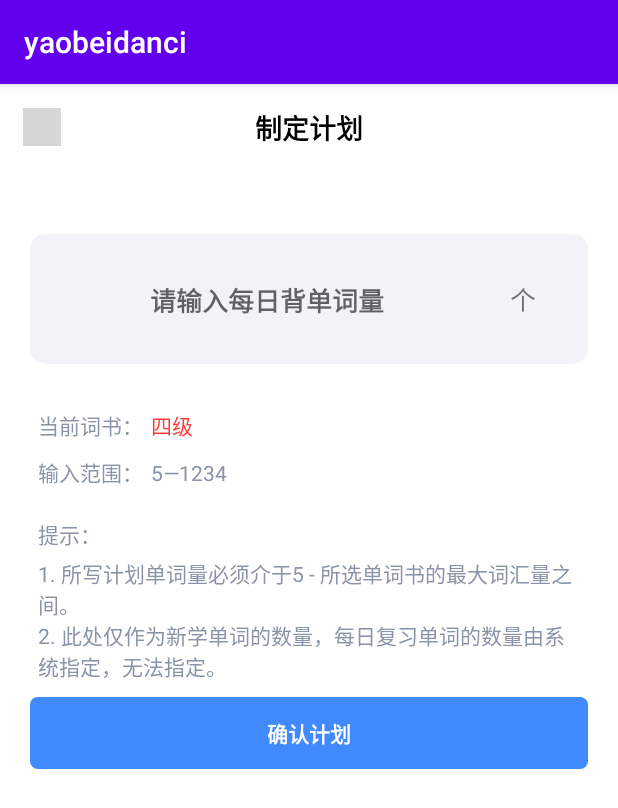
After one commit to Yaobeidanci/yaobeidanci, an Android app: the SetNumActivity screen opened directly, with no data from a screen before it, on a phone screen of 412 x 824 dp. The commit adds this screen. Shown: the top 808 px of the screen. Run offline under Robolectric (Android 15) with nearby library versions, the phone set to English and light mode, and no system bars; grey boxes are pictures that could not be loaded.

Commit message:
加入选择背诵单词数量界面

```diff
--- a/app/src/main/java/yaobeidanci/view/book/BookListAdapter.java
+++ b/app/src/main/java/yaobeidanci/view/book/BookListAdapter.java
@@ -62,28 +62,28 @@ public class BookListAdapter extends RecyclerView.Adapter<BookListAdapter.MyView
 //                    intent.setFlags(Intent.FLAG_ACTIVITY_NEW_TASK);
 //                    MainActivity.getContext().startActivity(intent);
 //                }
-                JSONObject object = new JSONObject();
-                try {
-                    object.put("uid", "266c0c9fc2446658333fb249d10e3cdf");
-                    object.put("book_id", itemWordBook.getBookId());
-                    object.put("num_daily", 50);
-                } catch (JSONException e) {
-                    e.printStackTrace();
-                }
-
-                MyUtil.httpGet(MyUtil.BASE_URL + "/api/setSchedule", object, new MyUtil.MyCallback() {
-                    @Override
-                    public void onSuccess(Object result) {
-                        String res = (String) result;
-                        Toast.makeText(MainActivity.getContext(),res,Toast.LENGTH_SHORT).show();
-                    }
-
-                    @Override
-                    public void onError(Object result) {
-
-                    }
-                }, true);
-                Intent intent = new Intent(MainActivity.getContext(), StudyPlan.class);
+//                JSONObject object = new JSONObject();
+//                try {
+//                    object.put("uid", "266c0c9fc2446658333fb249d10e3cdf");
+//                    object.put("book_id", itemWordBook.getBookId());
+//                    object.put("num_daily", 50);
+//                } catch (JSONException e) {
+//                    e.printStackTrace();
+//                }
+//
+//                MyUtil.httpGet(MyUtil.BASE_URL + "/api/setSchedule", object, new MyUtil.MyCallback() {
+//                    @Override
+//                    public void onSuccess(Object result) {
+//                        String res = (String) result;
+//                        Toast.makeText(MainActivity.getContext(),res,Toast.LENGTH_SHORT).show();
+//                    }
+//
+//                    @Override
+//                    public void onError(Object result) {
+//
+//                    }
+//                }, true);
+                Intent intent = new Intent(MainActivity.getContext(), SetNumActivity.class);
                 intent.putExtra("bookname",itemWordBook.getBookName());
                 intent.putExtra("bookid",itemWordBook.getBookId());
                 intent.setFlags(Intent.FLAG_ACTIVITY_NEW_TASK);
--- /dev/null
+++ b/app/src/main/java/yaobeidanci/view/book/SetNumActivity.java
@@ -0,0 +1,63 @@
+package yaobeidanci.view.book;
+
+import androidx.appcompat.app.AppCompatActivity;
+
+import android.content.Intent;
+import android.os.Bundle;
+import android.view.View;
+import android.widget.EditText;
+import android.widget.TextView;
+import android.widget.Toast;
+
+import org.json.JSONException;
+import org.json.JSONObject;
+
+import yaobeidanci.MyUtil;
+import yaobeidanci.view.MainActivity;
+import yaobeidanci.view.R;
+
+public class SetNumActivity extends AppCompatActivity {
+    public static String bookid;//当前书籍id
+    public static int inputcnt;//当前选择要背的单词数
+    EditText inputnum;
+    @Override
+    protected void onCreate(Bundle savedInstanceState) {
+        super.onCreate(savedInstanceState);
+        setContentView(R.layout.activity_set_num);
+        Intent intent=getIntent();
+        TextView totalcnt=(TextView)findViewById(R.id.text_max_word_num);
+        TextView nowbook=(TextView)findViewById(R.id.now_book_chosen);
+        inputnum=(EditText)findViewById(R.id.edit_word_num);
+        if(intent.getStringExtra("bookid")!=null){
+            bookid=intent.getStringExtra("bookid");
+            totalcnt.setText(ConstantConfig.wordTotalNumberById(bookid)+"");
+            nowbook.setText(intent.getStringExtra("bookname"));
+        }
+    }
+    public void getNumber(View view){
+        inputcnt=Integer.parseInt(inputnum.getText().toString());//获取输入的要背的单词数
+        JSONObject object = new JSONObject();
+        try {
+            object.put("uid", "266c0c9fc2446658333fb249d10e3cdf");
+            object.put("book_id", bookid);
+            object.put("num_daily", inputcnt);
+        } catch (JSONException e) {
+            e.printStackTrace();
+        }
+
+        MyUtil.httpGet(MyUtil.BASE_URL + "/api/setSchedule", object, new MyUtil.MyCallback() {
+            @Override
+            public void onSuccess(Object result) {
+                String res = (String) result;
+                //Toast.makeText(MainActivity.getContext(),res,Toast.LENGTH_SHORT).show();
+            }
+
+            @Override
+            public void onError(Object result) {
+
+            }
+        }, true);
+        Intent intent=new Intent(SetNumActivity.this,StudyPlan.class);
+        startActivity(intent);
+    }
+}
--- a/app/src/main/java/yaobeidanci/view/book/StudyPlan.java
+++ b/app/src/main/java/yaobeidanci/view/book/StudyPlan.java
@@ -14,13 +14,13 @@ import yaobeidanci.view.dashboard.calender.CalenderActivity;
 import yaobeidanci.view.dashboard.overview.OverviewActivity;
 
 public class StudyPlan extends AppCompatActivity {
-    public static String bookid;//当前书籍id
 
     @Override
     protected void onCreate(Bundle savedInstanceState) {
         super.onCreate(savedInstanceState);
         setContentView(R.layout.layout_book_study_plan);
         Intent intent=getIntent();
+        TextView dailyplan=(TextView)findViewById(R.id.daily_num);
         TextView bookname=(TextView)findViewById(R.id.text_plan_name);
         TextView totalcount=(TextView)findViewById(R.id.total_count);
         TextView nowcount=(TextView)findViewById(R.id.now_count);
@@ -29,16 +29,16 @@ public class StudyPlan extends AppCompatActivity {
         TextView alreadystudy=(TextView)findViewById(R.id.already_study_count);
         TextView totaltime=(TextView)findViewById(R.id.total_study_time);
         ImageView img=(ImageView)findViewById(R.id.img_plan_book);
-        if(intent.getStringExtra("bookid")!=null){
-            bookid=intent.getStringExtra("bookid");
-            bookname.setText(intent.getStringExtra("bookname"));
-            totalcount.setText(ConstantConfig.wordTotalNumberById(bookid)+"词");
+        if(SetNumActivity.bookid!=null){
+            bookname.setText(ConstantConfig.bookNameById(SetNumActivity.bookid));
+            dailyplan.setText(SetNumActivity.inputcnt+"词");
+            totalcount.setText(ConstantConfig.wordTotalNumberById(SetNumActivity.bookid)+"词");
             nowcount.setText("已完成：0/");
             todaystudy.setText("0词");
             todaytime.setText("0分钟");
             alreadystudy.setText("0词");
             totaltime.setText("0分钟");
-            img.setImageResource(ConstantConfig.bookPicById(bookid));
+            img.setImageResource(ConstantConfig.bookPicById(SetNumActivity.bookid));
         }
     }
     public void changeBook(View view) {
--- /dev/null
+++ b/app/src/main/res/layout/activity_set_num.xml
@@ -0,0 +1,177 @@
+<?xml version="1.0" encoding="utf-8"?>
+<RelativeLayout xmlns:android="http://schemas.android.com/apk/res/android"
+    xmlns:app="http://schemas.android.com/apk/res-auto"
+    xmlns:tools="http://schemas.android.com/tools"
+    android:layout_width="match_parent"
+    android:layout_height="match_parent"
+    android:background="@color/colorBgWhite"
+    tools:context=".book.SetNumActivity">
+
+    <RelativeLayout
+        android:layout_width="match_parent"
+        android:layout_height="wrap_content"
+        android:padding="15dp">
+
+        <ImageView
+            android:layout_width="25dp"
+            android:layout_height="25dp"
+            android:layout_centerVertical="true"
+            android:src="@drawable/icon_left_black" />
+
+        <TextView
+            android:layout_width="wrap_content"
+            android:layout_height="wrap_content"
+            android:layout_centerInParent="true"
+            android:text="制定计划"
+            android:textColor="@color/colorBlack"
+            android:textSize="18sp"
+            android:textStyle="bold" />
+
+    </RelativeLayout>
+
+    <LinearLayout
+        android:layout_width="match_parent"
+        android:layout_height="wrap_content"
+        android:layout_marginStart="20dp"
+        android:layout_marginTop="100dp"
+        android:layout_marginEnd="20dp"
+        android:orientation="vertical">
+
+        <androidx.cardview.widget.CardView
+            android:layout_width="match_parent"
+            android:layout_height="wrap_content"
+            app:cardBackgroundColor="@color/colorLightWhite"
+            app:cardCornerRadius="10dp"
+            app:cardElevation="0dp">
+
+            <LinearLayout
+                android:layout_width="match_parent"
+                android:layout_height="wrap_content"
+                android:orientation="horizontal"
+                android:paddingStart="20dp"
+                android:paddingTop="30dp"
+                android:paddingEnd="20dp"
+                android:paddingBottom="30dp">
+
+                <EditText
+                    android:id="@+id/edit_word_num"
+                    android:layout_width="0dp"
+                    android:layout_height="wrap_content"
+                    android:layout_marginEnd="10dp"
+                    android:layout_marginRight="10dp"
+                    android:layout_weight="6"
+                    android:background="@null"
+                    android:gravity="center"
+                    android:hint="请输入每日背单词量"
+                    android:inputType="number"
+                    android:textSize="17sp"
+                    android:textStyle="bold" />
+
+                <TextView
+                    android:layout_width="0dp"
+                    android:layout_height="wrap_content"
+                    android:layout_weight="1"
+                    android:gravity="center"
+                    android:text="个"
+                    android:textSize="17sp" />
+
+            </LinearLayout>
+
+        </androidx.cardview.widget.CardView>
+
+        <LinearLayout
+            android:layout_width="match_parent"
+            android:layout_height="wrap_content"
+            android:layout_marginStart="5dp"
+            android:layout_marginTop="30dp"
+            android:orientation="horizontal"
+            android:layout_marginLeft="5dp">
+
+            <TextView
+                android:layout_width="wrap_content"
+                android:layout_height="wrap_content"
+                android:text="当前词书："
+                android:textColor="@color/colorLightGrey" />
+
+            <TextView
+                android:id="@+id/now_book_chosen"
+                android:layout_width="wrap_content"
+                android:layout_height="wrap_content"
+                android:layout_marginStart="5dp"
+                android:layout_marginLeft="5dp"
+                android:text="四级"
+                android:textColor="@color/colorLightRed" />
+
+        </LinearLayout>
+
+        <LinearLayout
+            android:layout_width="match_parent"
+            android:layout_height="wrap_content"
+            android:layout_marginStart="5dp"
+            android:layout_marginTop="10dp"
+            android:orientation="horizontal"
+            android:layout_marginLeft="5dp">
+
+            <TextView
+                android:layout_width="wrap_content"
+                android:layout_height="wrap_content"
+                android:text="输入范围："
+                android:textColor="@color/colorLightGrey" />
+
+            <TextView
+                android:layout_width="wrap_content"
+                android:layout_height="wrap_content"
+                android:layout_marginStart="5dp"
+                android:text="5—"
+                android:textColor="@color/colorLightGrey"
+                android:layout_marginLeft="5dp" />
+
+            <TextView
+                android:id="@+id/text_max_word_num"
+                android:layout_width="wrap_content"
+                android:layout_height="wrap_content"
+                android:text="1234"
+                android:textColor="@color/colorLightGrey" />
+
+        </LinearLayout>
+
+        <TextView
+            android:layout_width="wrap_content"
+            android:layout_height="wrap_content"
+            android:layout_marginStart="5dp"
+            android:layout_marginTop="20dp"
+            android:text="提示："
+            android:textColor="@color/colorLightGrey"
+            android:layout_marginLeft="5dp" />
+
+        <TextView
+            android:layout_width="wrap_content"
+            android:layout_height="wrap_content"
+            android:layout_marginStart="5dp"
+            android:layout_marginTop="5dp"
+            android:layout_marginEnd="5dp"
+            android:text="1. 所写计划单词量必须介于5 - 所选单词书的最大词汇量之间。"
+            android:textColor="@color/colorLightGrey" />
+
+        <TextView
+            android:layout_width="wrap_content"
+            android:layout_height="wrap_content"
+            android:layout_marginStart="5dp"
+            android:layout_marginEnd="5dp"
+            android:text="2. 此处仅作为新学单词的数量，每日复习单词的数量由系统指定，无法指定。"
+            android:textColor="@color/colorLightGrey" />
+
+        <!--按钮-->
+        <Button
+            android:layout_marginTop="10dp"
+            android:id="@+id/makesure_plan"
+            android:layout_width="match_parent"
+            android:layout_height="wrap_content"
+            android:background="@drawable/buttonshape"
+            android:text="确认计划"
+            android:textColor="@color/colorBgWhite"
+            android:textStyle="bold"
+            android:onClick="getNumber"/>
+    </LinearLayout>
+
+</RelativeLayout>
--- a/app/src/main/res/values/colors.xml
+++ b/app/src/main/res/values/colors.xml
@@ -10,6 +10,7 @@
     <color name="colorWordWhite">#ffffff</color>
     <color name="colorOption">#ffffff</color>
     <color name="colorLightBlack">#333944</color>
+    <color name="colorLightGrey">#8994A9</color>
     <color name="colorBgWhite">#FFFFFF</color>
     <color name="colorLittleWhite">#FBFBFD</color>
     <color name="colorLightWhite">#F2F3F8</color>
```
Also changed, not shown: app/src/main/AndroidManifest.xml (+23 -22 lines), 1 other file.
